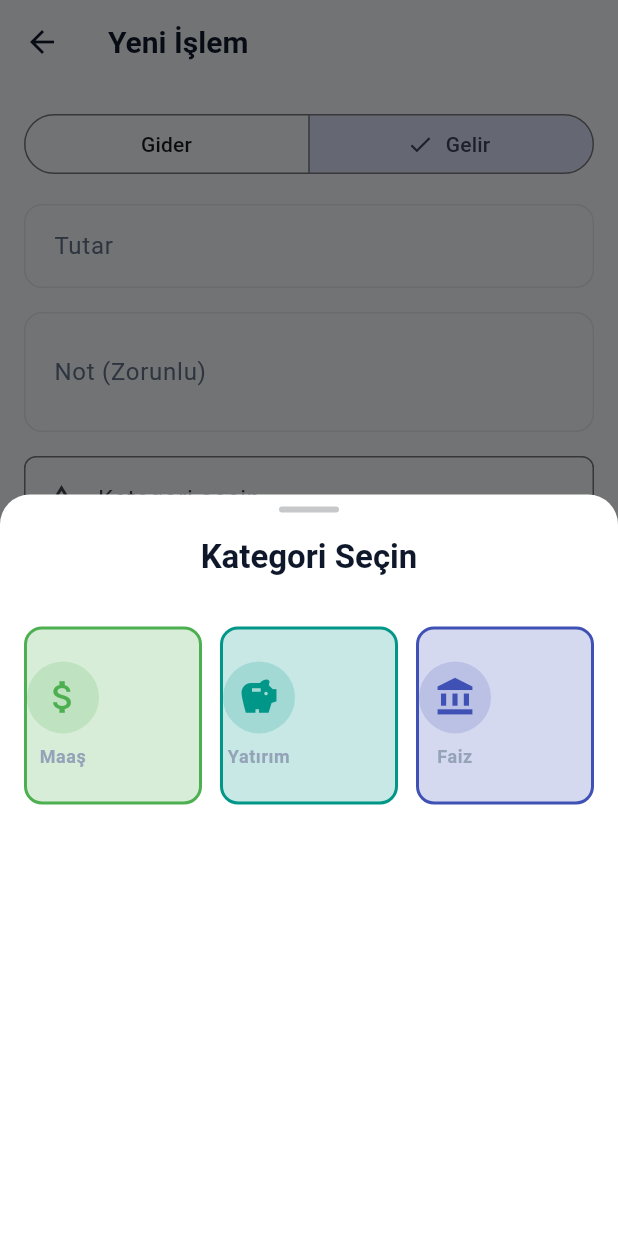
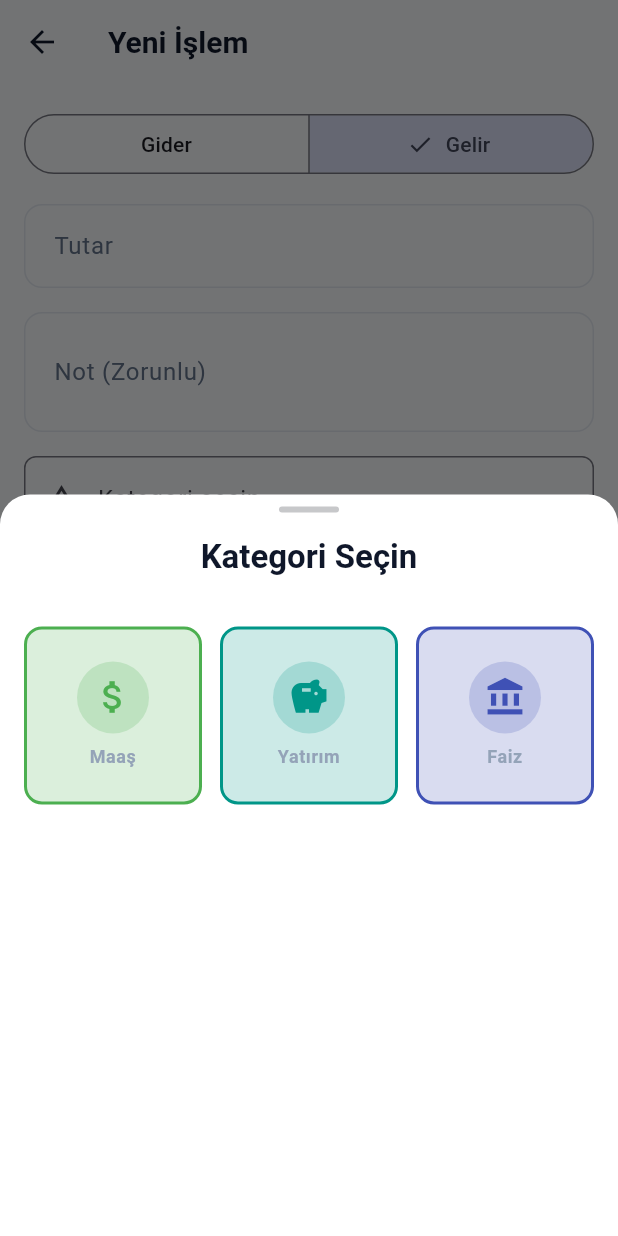
Before and after one commit to BGirginn/Finance_Tracker, a Flutter app: the AddTransactionScreen screen opened directly, after a tap on "Kategori seçin", on a phone screen of 412 x 824 dp. Run offline on Flutter 3.47's test engine with Material 3 defaults, Android fonts, the light colour scheme and no system bars; our stand-ins replace csv, decimal, dio, drift, file_picker, flutter_local_notifications and 3 more; missing offline and left inert: workmanager; accounts and stored records are empty; generated files the repository leaves out were written again; statements that could not run were skipped.

Commit message:
Revert "ui: use category color as tile background in picker; add edit overlay for DB categories; ensure color parsing uses opaque alpha"
This reverts commit f3d0086e43e83181a620a67caf839e47814cb432.

```diff
--- a/lib/presentation/screens/categories/add_edit_category_screen.dart
+++ b/lib/presentation/screens/categories/add_edit_category_screen.dart
@@ -124,7 +124,7 @@ class _AddEditCategoryScreenState extends ConsumerState<AddEditCategoryScreen> {
       itemBuilder: (context, index) {
         final entry = icons[index];
         final isSelected = entry.key == _selectedIcon;
-        final color = Color(0xFF000000 | int.parse(_selectedColor, radix: 16));
+        final color = Color(int.parse(_selectedColor, radix: 16));
 
         return GestureDetector(
           onTap: () => setState(() => _selectedIcon = entry.key),
@@ -156,7 +156,7 @@ class _AddEditCategoryScreenState extends ConsumerState<AddEditCategoryScreen> {
       itemCount: ExpenseCategory.defaultColors.length,
       itemBuilder: (context, index) {
         final colorHex = ExpenseCategory.defaultColors[index];
-        final color = Color(0xFF000000 | int.parse(colorHex, radix: 16));
+        final color = Color(int.parse(colorHex, radix: 16));
         final isSelected = colorHex == _selectedColor;
 
         return GestureDetector(
@@ -182,7 +182,7 @@ class _AddEditCategoryScreenState extends ConsumerState<AddEditCategoryScreen> {
   }
 
   Widget _buildPreview() {
-    final color = Color(0xFF000000 | int.parse(_selectedColor, radix: 16));
+    final color = Color(int.parse(_selectedColor, radix: 16));
     final icon = ExpenseCategory.iconDataFromName(_selectedIcon);
 
     return Card(
--- a/lib/presentation/screens/transactions/add_transaction_screen.dart
+++ b/lib/presentation/screens/transactions/add_transaction_screen.dart
@@ -8,7 +8,6 @@ import '../../../domain/entities/expense_category.dart';
 import '../../../data/repositories/ledger_repository.dart';
 import '../../providers/report_provider.dart';
 import '../../providers/expense_category_provider.dart';
-import '../categories/add_edit_category_screen.dart';
 
 class AddTransactionScreen extends ConsumerStatefulWidget {
   const AddTransactionScreen({super.key, this.entry, this.initialType});
@@ -367,22 +366,20 @@ class _AddTransactionScreenState extends ConsumerState<AddTransactionScreen> {
                         child: Container(
                           decoration: BoxDecoration(
                             color: isSelected
-                                ? category.color.withValues(alpha: 0.22)
-                                : category.color.withValues(alpha: 0.08),
+                                ? category.color.withValues(alpha: 0.2)
+                                : Theme.of(context).colorScheme.surfaceContainerHighest,
                             borderRadius: BorderRadius.circular(12),
                             border: isSelected
                                 ? Border.all(color: category.color, width: 2)
                                 : null,
                           ),
-                          child: Stack(
-                            children: [
-                              Column(
+                          child: Column(
                             mainAxisAlignment: MainAxisAlignment.center,
                             children: [
                               Container(
                                 padding: const EdgeInsets.all(10),
                                 decoration: BoxDecoration(
-                                      color: category.color.withValues(alpha: 0.18),
+                                  color: category.color.withValues(alpha: 0.2),
                                   shape: BoxShape.circle,
                                 ),
                                 child: Icon(
@@ -402,33 +399,6 @@ class _AddTransactionScreenState extends ConsumerState<AddTransactionScreen> {
                               ),
                             ],
                           ),
-                              if (category.id != null)
-                                Positioned(
-                                  top: 6,
-                                  right: 6,
-                                  child: GestureDetector(
-                                    onTap: () {
-                                      Navigator.of(context).push(MaterialPageRoute(
-                                        builder: (ctx) => AddEditCategoryScreen(category: category),
-                                      ));
-                                    },
-                                    child: Container(
-                                      width: 28,
-                                      height: 28,
-                                      decoration: BoxDecoration(
-                                        color: Colors.black.withOpacity(0.16),
-                                        borderRadius: BorderRadius.circular(6),
-                                      ),
-                                      child: const Icon(
-                                        Icons.edit_outlined,
-                                        size: 16,
-                                        color: Colors.white,
-                                      ),
-                                    ),
-                                  ),
-                                ),
-                            ],
-                          ),
                         ),
                       );
                     },
```
Lines whose indentation alone changed are shown as unchanged.
